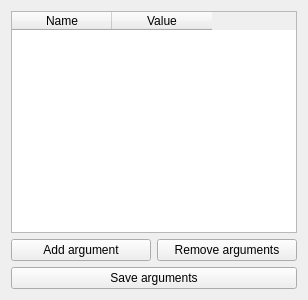
intdata-bsc/idact-gui, file gui/widgets_templates/edit-native.ui: the form before one commit.
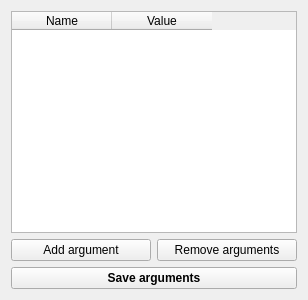
The form after the commit.

What changed in the file:
```diff
--- a/gui/widgets_templates/edit-native.ui
+++ b/gui/widgets_templates/edit-native.ui
@@ -30,6 +30,12 @@
    </item>
    <item row="3" column="0" colspan="2">
     <widget class="QPushButton" name="save_arguments_button">
+     <property name="font">
+      <font>
+       <weight>75</weight>
+       <bold>true</bold>
+      </font>
+     </property>
      <property name="text">
       <string>Save arguments</string>
      </property>
```
